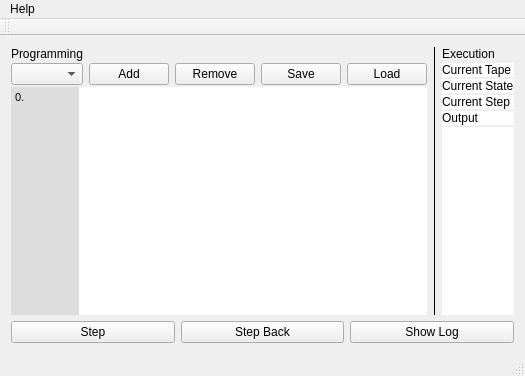
RicardoBusta/teoria-computacao-ufc, file TuringMachine/mainwindow.ui: the form before one commit.
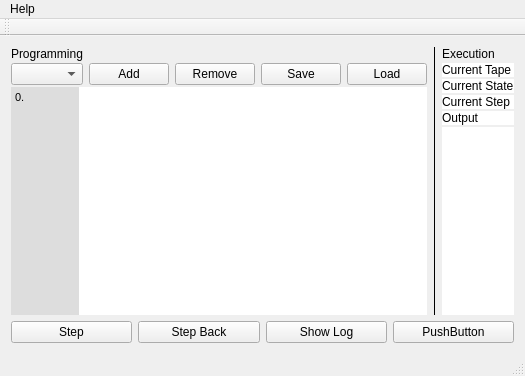
The form after the commit. Custom widgets are drawn as their Qt base class.

What changed in the file:
```diff
--- a/TuringMachine/mainwindow.ui
+++ b/TuringMachine/mainwindow.ui
@@ -333,6 +333,13 @@
            </property>
           </widget>
          </item>
+         <item>
+          <widget class="QPushButton" name="pushButton">
+           <property name="text">
+            <string>PushButton</string>
+           </property>
+          </widget>
+         </item>
         </layout>
        </item>
       </layout>
```
Left out of the diff: 11 changed lines with no effect on the pictures.
